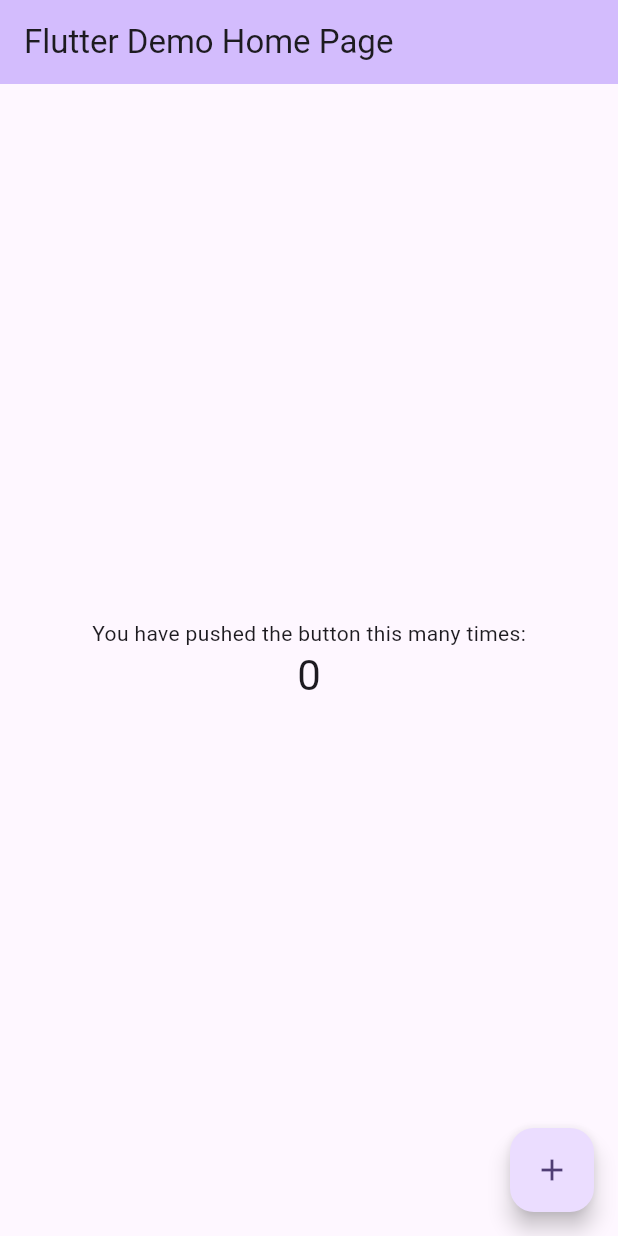
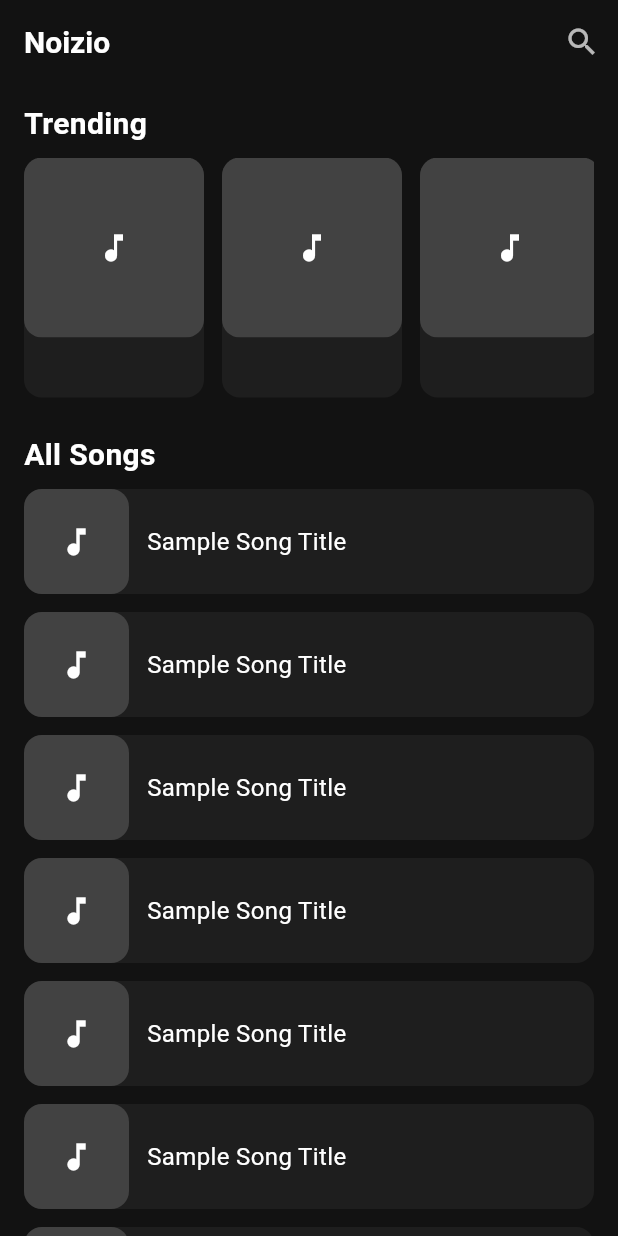
Before and after one commit to Utkarsh576/noizio, a Flutter app: the screen it shows after launch, on a phone screen of 412 x 824 dp. Run offline on Flutter 3.47's test engine with Material 3 defaults, Android fonts, the phone set to English and light mode, and no system bars.

Commit message:
Initial commit

```diff
--- a/lib/app/theme/app_colors.dart
+++ b/lib/app/theme/app_colors.dart
@@ -0,0 +1,11 @@
+import 'package:flutter/material.dart';
+
+class AppColors {
+  static const Color primary = Color(0xFF1DB954); // Spotify green
+  static const Color background = Color(0xFF121212); // Deep black
+  static const Color card = Color(0xFF1E1E1E); // Dark gray card
+  static const Color textPrimary = Colors.white;
+  static const Color textSecondary = Colors.grey;
+  static const Color accent = Color(0xFFBB86FC); // Purple accent
+  static const Color icon = Colors.white70;
+}
--- a/lib/app/theme/app_theme.dart
+++ b/lib/app/theme/app_theme.dart
@@ -0,0 +1,27 @@
+import 'package:flutter/material.dart';
+import 'app_colors.dart';
+
+class AppTheme {
+  static final ThemeData darkTheme = ThemeData(
+    brightness: Brightness.dark,
+    scaffoldBackgroundColor: AppColors.background,
+    primaryColor: AppColors.primary,
+    cardColor: AppColors.card,
+    appBarTheme: AppBarTheme(
+      backgroundColor: AppColors.background,
+      elevation: 0,
+      iconTheme: IconThemeData(color: AppColors.icon),
+      titleTextStyle: const TextStyle(
+        color: Colors.white,
+        fontSize: 20,
+        fontWeight: FontWeight.w600,
+      ),
+    ),
+    textTheme: const TextTheme(
+      bodyLarge: TextStyle(color: AppColors.textPrimary),
+      bodyMedium: TextStyle(color: AppColors.textSecondary),
+    ),
+    iconTheme: IconThemeData(color: AppColors.icon),
+    useMaterial3: true,
+  );
+}
--- a/lib/main.dart
+++ b/lib/main.dart
@@ -1,122 +1,28 @@
 import 'package:flutter/material.dart';
+import 'package:provider/provider.dart';
+import 'app/theme/app_theme.dart';
+import 'screens/splash_screen.dart';
+import 'providers/music_provider.dart';
 
 void main() {
-  runApp(const MyApp());
+  runApp(const NoizioApp());
 }
 
-class MyApp extends StatelessWidget {
-  const MyApp({super.key});
+class NoizioApp extends StatelessWidget {
+  const NoizioApp({super.key});
 
-  // This widget is the root of your application.
   @override
   Widget build(BuildContext context) {
-    return MaterialApp(
-      title: 'Flutter Demo',
-      theme: ThemeData(
-        // This is the theme of your application.
-        //
-        // TRY THIS: Try running your application with "flutter run". You'll see
-        // the application has a purple toolbar. Then, without quitting the app,
-        // try changing the seedColor in the colorScheme below to Colors.green
-        // and then invoke "hot reload" (save your changes or press the "hot
-        // reload" button in a Flutter-supported IDE, or press "r" if you used
-        // the command line to start the app).
-        //
-        // Notice that the counter didn't reset back to zero; the application
-        // state is not lost during the reload. To reset the state, use hot
-        // restart instead.
-        //
-        // This works for code too, not just values: Most code changes can be
-        // tested with just a hot reload.
-        colorScheme: ColorScheme.fromSeed(seedColor: Colors.deepPurple),
+    return MultiProvider(
+      providers: [
+        ChangeNotifierProvider(create: (_) => MusicProvider()),
+      ],
+      child: MaterialApp(
+        debugShowCheckedModeBanner: false,
+        title: 'Noizio',
+        theme: AppTheme.darkTheme,
+        home: const SplashScreen(),
       ),
-      home: const MyHomePage(title: 'Flutter Demo Home Page'),
     );
   }
 }
-
-class MyHomePage extends StatefulWidget {
-  const MyHomePage({super.key, required this.title});
-
-  // This widget is the home page of your application. It is stateful, meaning
-  // that it has a State object (defined below) that contains fields that affect
-  // how it looks.
-
-  // This class is the configuration for the state. It holds the values (in this
-  // case the title) provided by the parent (in this case the App widget) and
-  // used by the build method of the State. Fields in a Widget subclass are
-  // always marked "final".
-
-  final String title;
-
-  @override
-  State<MyHomePage> createState() => _MyHomePageState();
-}
-
-class _MyHomePageState extends State<MyHomePage> {
-  int _counter = 0;
-
-  void _incrementCounter() {
-    setState(() {
-      // This call to setState tells the Flutter framework that something has
-      // changed in this State, which causes it to rerun the build method below
-      // so that the display can reflect the updated values. If we changed
-      // _counter without calling setState(), then the build method would not be
-      // called again, and so nothing would appear to happen.
-      _counter++;
-    });
-  }
-
-  @override
-  Widget build(BuildContext context) {
-    // This method is rerun every time setState is called, for instance as done
-    // by the _incrementCounter method above.
-    //
-    // The Flutter framework has been optimized to make rerunning build methods
-    // fast, so that you can just rebuild anything that needs updating rather
-    // than having to individually change instances of widgets.
-    return Scaffold(
-      appBar: AppBar(
-        // TRY THIS: Try changing the color here to a specific color (to
-        // Colors.amber, perhaps?) and trigger a hot reload to see the AppBar
-        // change color while the other colors stay the same.
-        backgroundColor: Theme.of(context).colorScheme.inversePrimary,
-        // Here we take the value from the MyHomePage object that was created by
-        // the App.build method, and use it to set our appbar title.
-        title: Text(widget.title),
-      ),
-      body: Center(
-        // Center is a layout widget. It takes a single child and positions it
-        // in the middle of the parent.
-        child: Column(
-          // Column is also a layout widget. It takes a list of children and
-          // arranges them vertically. By default, it sizes itself to fit its
-          // children horizontally, and tries to be as tall as its parent.
-          //
-          // Column has various properties to control how it sizes itself and
-          // how it positions its children. Here we use mainAxisAlignment to
-          // center the children vertically; the main axis here is the vertical
-          // axis because Columns are vertical (the cross axis would be
-          // horizontal).
-          //
-          // TRY THIS: Invoke "debug painting" (choose the "Toggle Debug Paint"
-          // action in the IDE, or press "p" in the console), to see the
-          // wireframe for each widget.
-          mainAxisAlignment: MainAxisAlignment.center,
-          children: <Widget>[
-            const Text('You have pushed the button this many times:'),
-            Text(
-              '$_counter',
-              style: Theme.of(context).textTheme.headlineMedium,
-            ),
-          ],
-        ),
-      ),
-      floatingActionButton: FloatingActionButton(
-        onPressed: _incrementCounter,
-        tooltip: 'Increment',
-        child: const Icon(Icons.add),
-      ), // This trailing comma makes auto-formatting nicer for build methods.
-    );
-  }
-}
--- a/lib/providers/music_provider.dart
+++ b/lib/providers/music_provider.dart
@@ -0,0 +1,5 @@
+import 'package:flutter/material.dart';
+
+class MusicProvider extends ChangeNotifier {
+  // TODO: Add playback state later
+}
--- a/lib/screens/home_screen.dart
+++ b/lib/screens/home_screen.dart
@@ -0,0 +1,70 @@
+import 'package:flutter/material.dart';
+import '../app/theme/app_colors.dart';
+import '../widgets/song_card.dart';
+
+class HomeScreen extends StatelessWidget {
+  const HomeScreen({super.key});
+
+  @override
+  Widget build(BuildContext context) {
+    return Scaffold(
+      backgroundColor: AppColors.background,
+      appBar: AppBar(
+        title: const Text('Noizio'),
+        actions: [
+          IconButton(
+            icon: const Icon(Icons.search),
+            onPressed: () {
+              // TODO: Implement search
+            },
+          ),
+        ],
+      ),
+      body: Padding(
+        padding: const EdgeInsets.symmetric(horizontal: 16),
+        child: ListView(
+          children: [
+            const SizedBox(height: 12),
+            const Text(
+              "Trending",
+              style: TextStyle(
+                fontSize: 20,
+                fontWeight: FontWeight.bold,
+                color: AppColors.textPrimary,
+              ),
+            ),
+            const SizedBox(height: 8),
+            SizedBox(
+              height: 160,
+              child: ListView.builder(
+                scrollDirection: Axis.horizontal,
+                itemCount: 5, // Placeholder
+                itemBuilder: (context, index) {
+                  return const SongCard(isHorizontal: true);
+                },
+              ),
+            ),
+            const SizedBox(height: 24),
+            const Text(
+              "All Songs",
+              style: TextStyle(
+                fontSize: 20,
+                fontWeight: FontWeight.bold,
+                color: AppColors.textPrimary,
+              ),
+            ),
+            const SizedBox(height: 8),
+            ListView.builder(
+              itemCount: 10,
+              shrinkWrap: true,
+              physics: const NeverScrollableScrollPhysics(),
+              itemBuilder: (context, index) {
+                return const SongCard();
+              },
+            ),
+          ],
+        ),
+      ),
+    );
+  }
+}
--- a/lib/screens/splash_screen.dart
+++ b/lib/screens/splash_screen.dart
@@ -0,0 +1,73 @@
+import 'dart:async';
+import 'package:flutter/material.dart';
+import 'home_screen.dart';
+import '../app/theme/app_colors.dart';
+
+class SplashScreen extends StatefulWidget {
+  const SplashScreen({super.key});
+
+  @override
+  State<SplashScreen> createState() => _SplashScreenState();
+}
+
+class _SplashScreenState extends State<SplashScreen> with SingleTickerProviderStateMixin {
+  late AnimationController _controller;
+  late Animation<double> _animation;
+
+  @override
+  void initState() {
+    super.initState();
+
+    // Animate logo
+    _controller = AnimationController(
+      duration: const Duration(milliseconds: 1000),
+      vsync: this,
+    )..forward();
+
+    _animation = CurvedAnimation(
+      parent: _controller,
+      curve: Curves.easeIn,
+    );
+
+    // Navigate to HomeScreen after 2 seconds
+    Timer(const Duration(seconds: 2), () {
+      Navigator.pushReplacement(
+        context,
+        MaterialPageRoute(builder: (_) => const HomeScreen()),
+      );
+    });
+  }
+
+  @override
+  void dispose() {
+    _controller.dispose();
+    super.dispose();
+  }
+
+  @override
+  Widget build(BuildContext context) {
+    return Scaffold(
+      backgroundColor: AppColors.background,
+      body: Center(
+        child: FadeTransition(
+          opacity: _animation,
+          child: Column(
+            mainAxisSize: MainAxisSize.min,
+            children: [
+              Icon(Icons.music_note_rounded, color: AppColors.primary, size: 80),
+              const SizedBox(height: 12),
+              const Text(
+                'Noizio',
+                style: TextStyle(
+                  color: AppColors.textPrimary,
+                  fontSize: 26,
+                  fontWeight: FontWeight.bold,
+                ),
+              )
+            ],
+          ),
+        ),
+      ),
+    );
+  }
+}
--- a/lib/widgets/song_card.dart
+++ b/lib/widgets/song_card.dart
@@ -0,0 +1,50 @@
+import 'package:flutter/material.dart';
+import '../app/theme/app_colors.dart';
+
+class SongCard extends StatelessWidget {
+  final bool isHorizontal;
+  const SongCard({super.key, this.isHorizontal = false});
+
+  @override
+  Widget build(BuildContext context) {
+    return Padding(
+      padding: EdgeInsets.only(
+        right: isHorizontal ? 12 : 0,
+        bottom: isHorizontal ? 0 : 12,
+      ),
+      child: Container(
+        width: isHorizontal ? 120 : double.infinity,
+        height: isHorizontal ? 150 : 70,
+        decoration: BoxDecoration(
+          color: AppColors.card,
+          borderRadius: BorderRadius.circular(12),
+        ),
+        child: Row(
+          crossAxisAlignment:
+          isHorizontal ? CrossAxisAlignment.start : CrossAxisAlignment.center,
+          children: [
+            ClipRRect(
+              borderRadius: BorderRadius.circular(12),
+              child: Container(
+                height: isHorizontal ? 120 : 70,
+                width: isHorizontal ? 120 : 70,
+                color: Colors.grey[800],
+                child: const Icon(Icons.music_note, color: Colors.white),
+              ),
+            ),
+            if (!isHorizontal) ...[
+              const SizedBox(width: 12),
+              const Expanded(
+                child: Text(
+                  'Sample Song Title',
+                  style: TextStyle(color: Colors.white, fontSize: 16),
+                  overflow: TextOverflow.ellipsis,
+                ),
+              ),
+            ]
+          ],
+        ),
+      ),
+    );
+  }
+}
--- a/pubspec.yaml
+++ b/pubspec.yaml
@@ -34,6 +34,7 @@ dependencies:
   # The following adds the Cupertino Icons font to your application.
   # Use with the CupertinoIcons class for iOS style icons.
   cupertino_icons: ^1.0.8
+  provider: ^6.1.1
 
 dev_dependencies:
   flutter_test:
```
Also changed, not shown: pubspec.lock.
